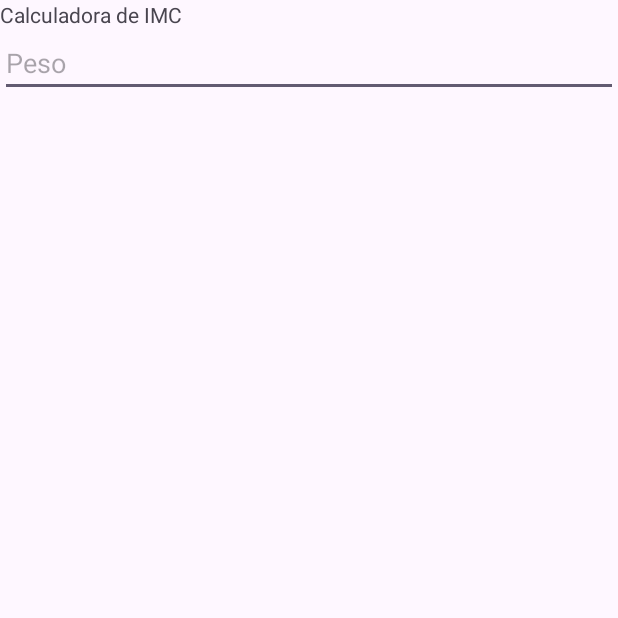
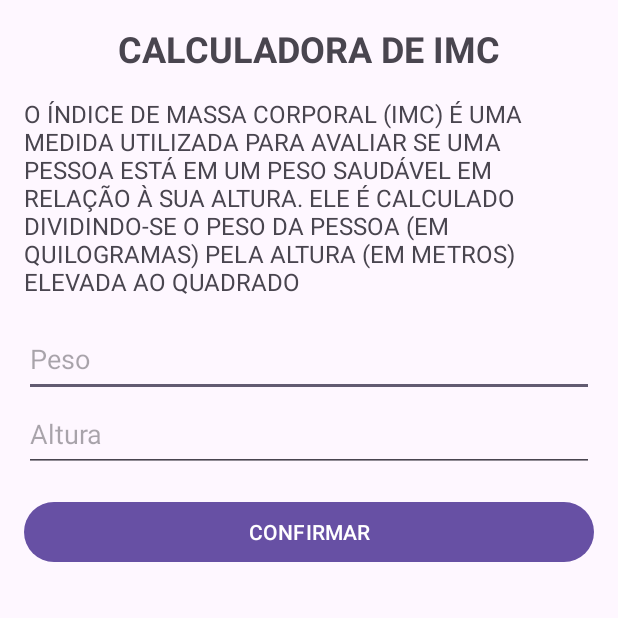
Before and after one commit to Samue1-Martins/calculadoraDeIMC, an Android app: the screen it shows after launch (MainActivity), on a phone screen of 412 x 824 dp, the top half of it. Run offline under Robolectric (Android 15) with nearby library versions, the phone set to English and light mode, and no system bars.

Commit message:
feat: adding function to calculate IMC

```diff
--- a/app/src/main/res/layout/activity_main.xml
+++ b/app/src/main/res/layout/activity_main.xml
@@ -8,17 +8,81 @@
     android:orientation="vertical"
     tools:context=".MainActivity">
 
+
     <TextView
         android:layout_width="match_parent"
         android:layout_height="wrap_content"
+        android:gravity="center"
+        android:textAllCaps="true"
+        android:textStyle="bold"
+        android:textSize="24sp"
+        android:layout_marginTop="16dp"
+
         android:text="Calculadora de IMC"
-        android:layout_gravity="center"
         />
+
+    <TextView
+        android:layout_width="match_parent"
+        android:layout_height="wrap_content"
+        android:gravity="center"
+        android:textAllCaps="true"
+        android:layout_marginHorizontal="16dp"
+        android:textSize="16dp"
+        android:layout_marginTop="16dp"
+        android:layout_marginBottom="16dp"
+        android:textAlignment="textStart"
+        android:text="O Índice de Massa Corporal (IMC) é uma medida utilizada para avaliar se uma pessoa está em um peso saudável em relação à sua altura. Ele é calculado dividindo-se o peso da pessoa (em quilogramas) pela altura (em metros) elevada ao quadrado"
+        tools:ignore="RtlCompat" />
 
     <EditText
         android:id="@+id/Peso"
         android:layout_width="match_parent"
+        android:layout_height="50dp"
+        android:hint="Peso"
+        android:inputType="numberDecimal"
+        android:layout_marginHorizontal="16dp"
+        />
+
+    <EditText
+        android:id="@+id/Altura"
+        android:layout_width="match_parent"
+        android:layout_height="50dp"
+        android:hint="Altura"
+        android:inputType="numberDecimal"
+        android:layout_marginHorizontal="16dp"
+        />
+
+    <Button
+        android:id="@+id/Confirmar"
+        android:layout_width="match_parent"
         android:layout_height="wrap_content"
-        android:hint="Peso"
+        android:text="confirmar"
+        android:layout_marginStart="16dp"
+        android:layout_marginEnd="16dp"
+        android:layout_marginTop="16dp"
+        android:textAllCaps="true"
         />
+
+    <TextView
+        android:id="@+id/Resultado"
+        android:layout_width="match_parent"
+        android:layout_height="wrap_content"
+        android:gravity="center"
+        android:textAllCaps="true"
+        android:textStyle="bold"
+        android:textSize="24sp"
+        android:layout_marginTop="16dp"
+        />
+
+    <TextView
+        android:id="@+id/DescricaoResultado"
+        android:layout_width="match_parent"
+        android:layout_height="wrap_content"
+        android:gravity="center"
+        android:textAllCaps="true"
+        android:textStyle="bold"
+        android:textSize="16dp"
+        android:layout_marginTop="16dp"
+        />
+
 </LinearLayout>
```
Also changed, not shown: app/src/main/java/com/example/calculadoadeimc/MainActivity.kt (+42 -0 lines), app/src/main/res/drawable/shape_customizado.xml (added, +22 -0 lines).
